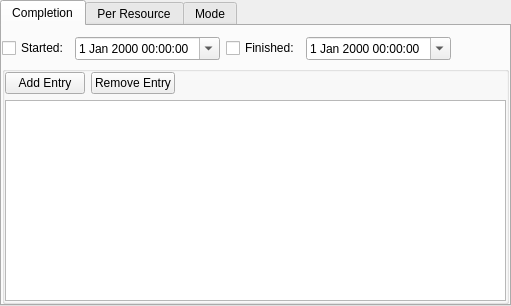
KDE/calligra, file kplato/libs/ui/kpttaskprogresspanelbase.ui: the form before one commit.
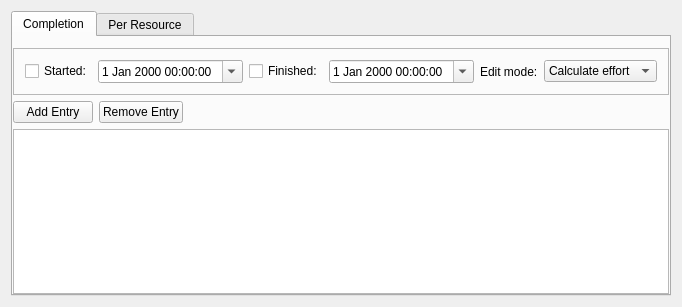
The form after the commit. Custom widgets are drawn as their Qt base class.

Commit message: Brushup task progress dialog.

Diff of the .ui file:
```diff
--- a/kplato/libs/ui/kpttaskprogresspanelbase.ui
+++ b/kplato/libs/ui/kpttaskprogresspanelbase.ui
@@ -1,41 +1,47 @@
 <ui version="4.0" >
  <author>Dag Andersen &lt;danders@get2net.dk></author>
  <class>KPlato::TaskProgressPanelBase</class>
- <widget class="QWidget" name="KPlato::TaskProgressPanelBase" >
-  <property name="geometry" >
+ <widget class="QWidget" name="KPlato::TaskProgressPanelBase">
+  <property name="geometry">
    <rect>
     <x>0</x>
     <y>0</y>
-    <width>511</width>
-    <height>306</height>
+    <width>566</width>
+    <height>307</height>
    </rect>
   </property>
-  <layout class="QVBoxLayout" >
-   <property name="margin" >
-    <number>0</number>
-   </property>
+  <layout class="QVBoxLayout" name="verticalLayout_2">
    <item>
-    <widget class="QTabWidget" name="tabWidget" >
-     <property name="currentIndex" >
+    <widget class="QTabWidget" name="tabWidget">
+     <property name="currentIndex">
       <number>0</number>
      </property>
      <widget class="QWidget" name="completionTab" >
       <attribute name="title" >
        <string>Completion</string>
       </attribute>
-      <layout class="QGridLayout" >
-       <property name="leftMargin" >
+      <layout class="QVBoxLayout" name="verticalLayout_3">
+       <property name="leftMargin">
         <number>0</number>
        </property>
-       <property name="rightMargin" >
+       <property name="rightMargin">
         <number>0</number>
        </property>
-       <property name="bottomMargin" >
+       <property name="bottomMargin">
         <number>0</number>
        </property>
-       <item row="0" column="0" >
-        <widget class="QCheckBox" name="started" >
-         <property name="text" >
+       <item>
+        <widget class="QFrame" name="frame">
+         <property name="frameShape">
+          <enum>QFrame::StyledPanel</enum>
+         </property>
+         <property name="frameShadow">
+          <enum>QFrame::Raised</enum>
+         </property>
+         <layout class="QHBoxLayout" name="horizontalLayout_2">
+          <item>
+           <widget class="QCheckBox" name="started">
+            <property name="text">
           <string>Started:</string>
          </property>
          <property name="shortcut" >
@@ -43,16 +49,16 @@
          </property>
         </widget>
        </item>
-       <item row="0" column="1" >
-        <widget class="QDateTimeEdit" name="startTime" >
-         <property name="calendarPopup" >
+          <item>
+           <widget class="QDateTimeEdit" name="startTime">
+            <property name="calendarPopup">
           <bool>true</bool>
          </property>
         </widget>
        </item>
-       <item row="0" column="2" >
-        <widget class="QCheckBox" name="finished" >
-         <property name="text" >
+          <item>
+           <widget class="QCheckBox" name="finished">
+            <property name="text">
           <string>Finished:</string>
          </property>
          <property name="shortcut" >
@@ -60,57 +66,84 @@
          </property>
         </widget>
        </item>
-       <item row="0" column="3" >
-        <widget class="QDateTimeEdit" name="finishTime" >
-         <property name="calendarPopup" >
+          <item>
+           <widget class="QDateTimeEdit" name="finishTime">
+            <property name="calendarPopup">
           <bool>true</bool>
          </property>
         </widget>
        </item>
-       <item row="0" column="4" >
+          <item>
         <spacer>
          <property name="orientation" >
           <enum>Qt::Horizontal</enum>
          </property>
-         <property name="sizeHint" stdset="0" >
+            <property name="sizeHint" stdset="0">
           <size>
-           <width>40</width>
+              <width>36</width>
            <height>20</height>
           </size>
          </property>
         </spacer>
        </item>
-       <item row="1" column="0" colspan="5" >
-        <widget class="QGroupBox" name="performedGroup" >
-         <property name="title" >
-          <string/>
-         </property>
-         <property name="flat" >
-          <bool>true</bool>
-         </property>
-         <layout class="QGridLayout" >
-          <property name="margin" >
+          <item>
+           <widget class="QLabel" name="label">
+            <property name="text">
+             <string>Edit mode:</string>
+            </property>
+           </widget>
+          </item>
+          <item>
+           <widget class="QComboBox" name="editmode">
+            <item>
+             <property name="text">
+              <string>Calculate effort</string>
+             </property>
+            </item>
+            <item>
+             <property name="text">
+              <string>Per task</string>
+             </property>
+            </item>
+            <item>
+             <property name="text">
+              <string>Per resource</string>
+             </property>
+            </item>
+           </widget>
+          </item>
+         </layout>
+        </widget>
+       </item>
+       <item>
+        <widget class="QFrame" name="performedGroup">
+         <property name="frameShape">
+          <enum>QFrame::NoFrame</enum>
+         </property>
+         <property name="frameShadow">
+          <enum>QFrame::Raised</enum>
+         </property>
+         <layout class="QVBoxLayout" name="verticalLayout">
+          <property name="margin">
            <number>0</number>
           </property>
-          <item row="0" column="0" >
-           <layout class="QHBoxLayout" >
             <item>
-             <widget class="QPushButton" name="addEntryBtn" >
-              <property name="text" >
+           <layout class="QHBoxLayout" name="horizontalLayout">
+            <item>
+             <widget class="QPushButton" name="addEntryBtn">
+              <property name="text">
                <string>Add Entry</string>
               </property>
              </widget>
             </item>
             <item>
-             <widget class="QPushButton" name="removeEntryBtn" >
-              <property name="text" >
+             <widget class="QPushButton" name="removeEntryBtn">
+              <property name="text">
                <string>Remove Entry</string>
               </property>
              </widget>
             </item>
-           </layout>
-          </item>
-          <item row="0" column="1" >
+            <item>
            <spacer>
             <property name="orientation" >
              <enum>Qt::Horizontal</enum>
@@ -123,9 +156,11 @@
             </property>
            </spacer>
           </item>
-          <item row="1" column="0" colspan="2" >
-           <widget class="CompletionEntryEditor" name="entryTable" >
-            <property name="tabKeyNavigation" >
+           </layout>
+          </item>
+          <item>
+           <widget class="CompletionEntryEditor" name="entryTable">
+            <property name="tabKeyNavigation">
              <bool>false</bool>
             </property>
            </widget>
@@ -218,68 +253,27 @@
        </item>
       </layout>
      </widget>
-     <widget class="QWidget" name="optionsTab" >
-      <attribute name="title" >
-       <string>Mode</string>
-      </attribute>
-      <layout class="QGridLayout" >
-       <item row="0" column="0" >
-        <widget class="QRadioButton" name="optionCompleted" >
-         <property name="text" >
-          <string>Have used- and remaining effort calculated based on percent completed</string>
-         </property>
-        </widget>
-       </item>
-       <item row="1" column="0" >
-        <widget class="QRadioButton" name="optionEffort" >
-         <property name="text" >
-          <string>Enter used effort per task</string>
-         </property>
-        </widget>
-       </item>
-       <item row="2" column="0" >
-        <widget class="QRadioButton" name="optionResource" >
-         <property name="text" >
-          <string>Enter used effort per resource</string>
-         </property>
-        </widget>
-       </item>
-       <item row="3" column="0" >
-        <spacer>
-         <property name="orientation" >
-          <enum>Qt::Vertical</enum>
-         </property>
-         <property name="sizeHint" stdset="0" >
-          <size>
-           <width>20</width>
-           <height>40</height>
-          </size>
-         </property>
-        </spacer>
-       </item>
-      </layout>
-     </widget>
-    </widget>
-   </item>
-  </layout>
- </widget>
- <layoutdefault spacing="6" margin="11" />
+    </widget>
+   </item>
+  </layout>
+ </widget>
+ <layoutdefault spacing="6" margin="11"/>
  <customwidgets>
   <customwidget>
    <class>KComboBox</class>
    <extends>QComboBox</extends>
    <header>kcombobox.h</header>
   </customwidget>
-  <customwidget>
-   <class>UsedEffortEditor</class>
-   <extends>QTableView</extends>
-   <header>kptusedefforteditor.h</header>
-  </customwidget>
   <customwidget>
    <class>CompletionEntryEditor</class>
    <extends>QTableView</extends>
    <header>kptusedefforteditor.h</header>
   </customwidget>
+  <customwidget>
+   <class>UsedEffortEditor</class>
+   <extends>QTableView</extends>
+   <header>kptusedefforteditor.h</header>
+  </customwidget>
  </customwidgets>
  <tabstops>
   <tabstop>tabWidget</tabstop>
```
Left out of the diff: 80 changed lines with no effect on the pictures. Lines whose indentation alone changed are shown as unchanged. The commit also changes 2 other files.
